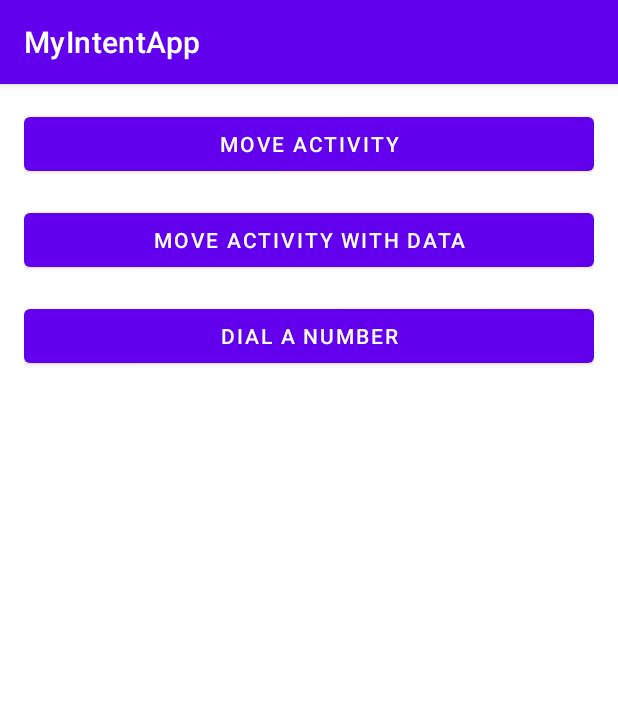
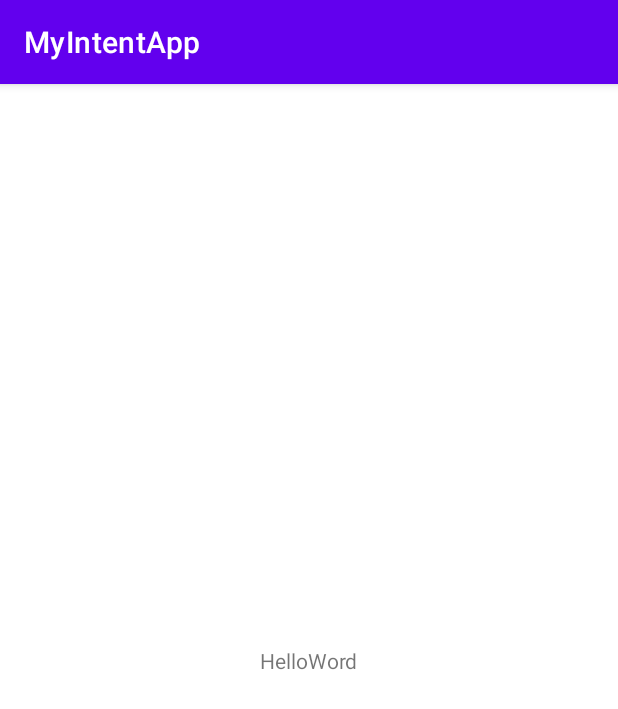
Before and after one commit to faniabdullah/Android-Programming-for-Beginners, an Android app: the screen it shows after launch (MainActivity), on a phone screen of 412 x 824 dp. Shown: the top 709 px of the screen. Run offline under Robolectric (Android 15) with nearby library versions, the phone set to English and light mode, and no system bars.

Commit message:
back to installasi

```diff
--- a/app/src/main/java/com/faniabdullah/bangkit/MainActivity.kt
+++ b/app/src/main/java/com/faniabdullah/bangkit/MainActivity.kt
@@ -7,39 +7,9 @@ import android.os.Bundle
 import android.view.View
 import android.widget.Button
 
-class MainActivity : AppCompatActivity(), View.OnClickListener {
+class MainActivity : AppCompatActivity() {
     override fun onCreate(savedInstanceState: Bundle?) {
         super.onCreate(savedInstanceState)
         setContentView(R.layout.activity_main)
-        val btnMoveActivity : Button = findViewById ( R.id.btn_move_activity )
-        btnMoveActivity.setOnClickListener(this)
-
-        val btnMoveWithDataActivity : Button = findViewById (R.id.btn_move_activity_data )
-        btnMoveWithDataActivity . setOnClickListener ( this )
-
-        val btnDialPhone: Button = findViewById(R.id.btn_dial_number)
-        btnDialPhone.setOnClickListener(this)
-    }
-
-    override fun onClick(v: View?) {
-        when ( v ?. id ) {
-            R.id.btn_move_activity -> {
-                val moveIntent = Intent ( this@MainActivity , MoveActivity :: class.java )
-                startActivity ( moveIntent )
-            }
-
-            R.id.btn_move_activity_data -> {
-                val moveWithDataIntent = Intent (this@MainActivity , MoveWithDataActivity :: class.java)
-                moveWithDataIntent.putExtra(MoveWithDataActivity.EXTRA_NAME , "DicodingAcademy Boy")
-                moveWithDataIntent.putExtra(MoveWithDataActivity.EXTRA_AGE , 5)
-                startActivity(moveWithDataIntent)
-            }
-
-            R.id.btn_dial_number -> {
-                val phoneNumber = "081210841382"
-                val dialPhoneIntent = Intent(Intent.ACTION_DIAL, Uri.parse("tel:$phoneNumber"))
-                startActivity(dialPhoneIntent)
-            }
-        }
     }
 }
--- a/app/src/main/res/layout/activity_main.xml
+++ b/app/src/main/res/layout/activity_main.xml
@@ -1,5 +1,5 @@
 <?xml version="1.0" encoding="utf-8"?>
-<LinearLayout xmlns:android="http://schemas.android.com/apk/res/android"
+<androidx.constraintlayout.widget.ConstraintLayout xmlns:android="http://schemas.android.com/apk/res/android"
     xmlns:app="http://schemas.android.com/apk/res-auto"
     xmlns:tools="http://schemas.android.com/tools"
     android:layout_width="match_parent"
@@ -8,25 +8,13 @@
     android:padding="16dp"
     tools:context=".MainActivity">
 
-    <Button
-        android:id="@+id/btn_move_activity"
-        android:layout_width = "match_parent"
-        android:layout_height = "wrap_content"
-        android:layout_marginBottom = "16dp"
-        android:text = "@string/move_activity" />
-
-    <Button
-        android:id="@+id/btn_move_activity_data"
-        android:layout_width = "match_parent"
-        android:layout_height = "wrap_content"
-        android:layout_marginBottom = "16dp"
-        android:text = "@string/move_with_data" />
-
-    <Button
-        android:id="@+id/btn_dial_number"
-        android:layout_width="match_parent"
+    <TextView
+        android:id="@+id/textView"
+        android:layout_width="wrap_content"
         android:layout_height="wrap_content"
-        android:layout_marginBottom="16dp"
-        android:text="@string/dial_number" />
-
-</LinearLayout>
+        android:text="HelloWord"
+        app:layout_constraintBottom_toBottomOf="parent"
+        app:layout_constraintEnd_toEndOf="parent"
+        app:layout_constraintStart_toStartOf="parent"
+        app:layout_constraintTop_toTopOf="parent" />
+</androidx.constraintlayout.widget.ConstraintLayout>
```
Also changed, not shown: app/src/main/java/com/faniabdullah/bangkit/MoveActivity.kt (deleted, +0 -11 lines), app/src/main/java/com/faniabdullah/bangkit/MoveWithDataActivity.kt (deleted, +0 -22 lines), app/src/main/res/layout/activity_move.xml (deleted, +0 -14 lines), app/src/main/res/layout/activity_move_with_data.xml (deleted, +0 -15 lines).
